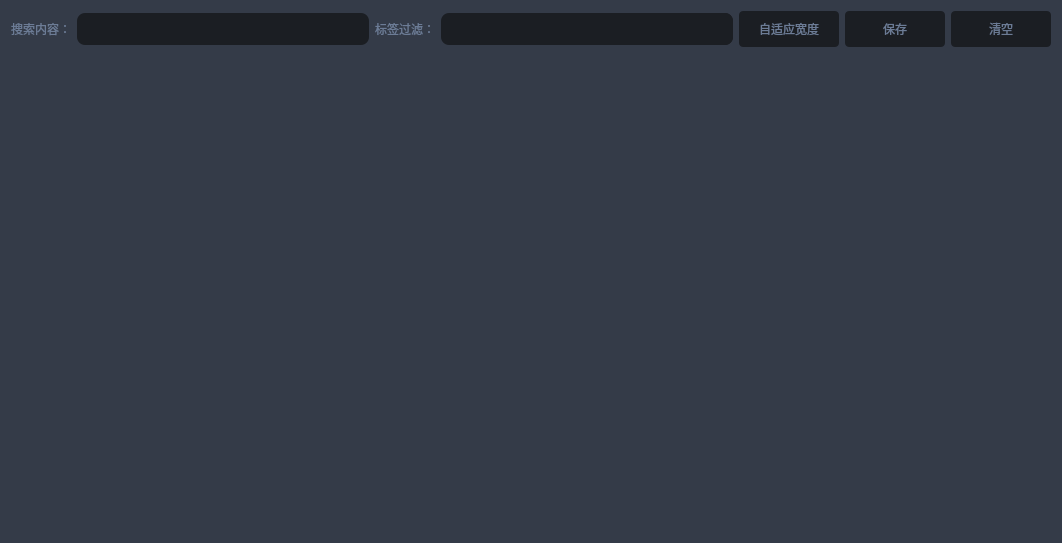
Qt form src/perfcat/pages/profiler/logcat/ui_logtable.ui (kaluluosi/PerformanceCatcher) before a commit.
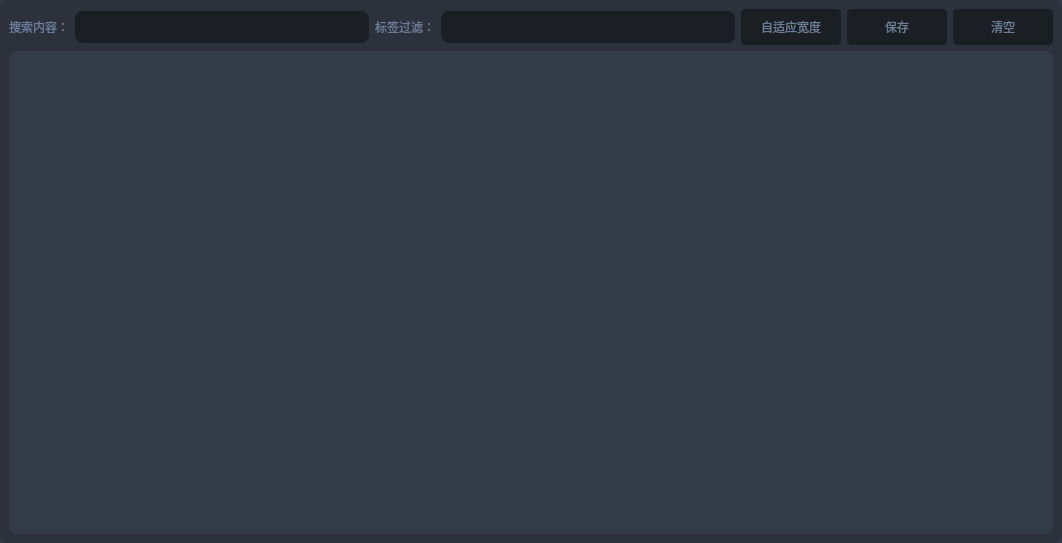
The same form after that commit. Icons and pictures are not drawn.

The edit to the form file:
```diff
--- a/src/perfcat/pages/profiler/logcat/ui_logtable.ui
+++ b/src/perfcat/pages/profiler/logcat/ui_logtable.ui
@@ -43,42 +43,6 @@
        </color>
       </brush>
      </colorrole>
-     <colorrole role="Light">
-      <brush brushstyle="SolidPattern">
-       <color alpha="255">
-        <red>51</red>
-        <green>54</green>
-        <blue>66</blue>
-       </color>
-      </brush>
-     </colorrole>
-     <colorrole role="Midlight">
-      <brush brushstyle="SolidPattern">
-       <color alpha="255">
-        <red>42</red>
-        <green>45</green>
-        <blue>55</blue>
-       </color>
-      </brush>
-     </colorrole>
-     <colorrole role="Dark">
-      <brush brushstyle="SolidPattern">
-       <color alpha="255">
-        <red>17</red>
-        <green>18</green>
-        <blue>22</blue>
-       </color>
-      </brush>
-     </colorrole>
-     <colorrole role="Mid">
-      <brush brushstyle="SolidPattern">
-       <color alpha="255">
-        <red>23</red>
-        <green>24</green>
-        <blue>29</blue>
-       </color>
-      </brush>
-     </colorrole>
      <colorrole role="Text">
       <brush brushstyle="SolidPattern">
        <color alpha="255">
@@ -115,24 +79,6 @@
        </color>
       </brush>
      </colorrole>
-     <colorrole role="Shadow">
-      <brush brushstyle="SolidPattern">
-       <color alpha="255">
-        <red>0</red>
-        <green>0</green>
-        <blue>0</blue>
-       </color>
-      </brush>
-     </colorrole>
-     <colorrole role="AlternateBase">
-      <brush brushstyle="SolidPattern">
-       <color alpha="255">
-        <red>17</red>
-        <green>18</green>
-        <blue>22</blue>
-       </color>
-      </brush>
-     </colorrole>
      <colorrole role="PlaceholderText">
       <brush brushstyle="SolidPattern">
        <color alpha="255">
@@ -162,42 +108,6 @@
        </color>
       </brush>
      </colorrole>
-     <colorrole role="Light">
-      <brush brushstyle="SolidPattern">
-       <color alpha="255">
-        <red>255</red>
-        <green>255</green>
-        <blue>255</blue>
-       </color>
-      </brush>
-     </colorrole>
-     <colorrole role="Midlight">
-      <brush brushstyle="SolidPattern">
-       <color alpha="255">
-        <red>227</red>
-        <green>227</green>
-        <blue>227</blue>
-       </color>
-      </brush>
-     </colorrole>
-     <colorrole role="Dark">
-      <brush brushstyle="SolidPattern">
-       <color alpha="255">
-        <red>160</red>
-        <green>160</green>
-        <blue>160</blue>
-       </color>
-      </brush>
-     </colorrole>
-     <colorrole role="Mid">
-      <brush brushstyle="SolidPattern">
-       <color alpha="255">
-        <red>160</red>
-        <green>160</green>
-        <blue>160</blue>
-       </color>
-      </brush>
-     </colorrole>
      <colorrole role="Text">
       <brush brushstyle="SolidPattern">
        <color alpha="255">
@@ -234,24 +144,6 @@
        </color>
       </brush>
      </colorrole>
-     <colorrole role="Shadow">
-      <brush brushstyle="SolidPattern">
-       <color alpha="255">
-        <red>105</red>
-        <green>105</green>
-        <blue>105</blue>
-       </color>
-      </brush>
-     </colorrole>
-     <colorrole role="AlternateBase">
-      <brush brushstyle="SolidPattern">
-       <color alpha="255">
-        <red>245</red>
-        <green>245</green>
-        <blue>245</blue>
-       </color>
-      </brush>
-     </colorrole>
      <colorrole role="PlaceholderText">
       <brush brushstyle="SolidPattern">
        <color alpha="255">
@@ -281,42 +173,6 @@
        </color>
       </brush>
      </colorrole>
-     <colorrole role="Light">
-      <brush brushstyle="SolidPattern">
-       <color alpha="255">
-        <red>51</red>
-        <green>54</green>
-        <blue>66</blue>
-       </color>
-      </brush>
-     </colorrole>
-     <colorrole role="Midlight">
-      <brush brushstyle="SolidPattern">
-       <color alpha="255">
-        <red>42</red>
-        <green>45</green>
-        <blue>55</blue>
-       </color>
-      </brush>
-     </colorrole>
-     <colorrole role="Dark">
-      <brush brushstyle="SolidPattern">
-       <color alpha="255">
-        <red>17</red>
-        <green>18</green>
-        <blue>22</blue>
-       </color>
-      </brush>
-     </colorrole>
-     <colorrole role="Mid">
-      <brush brushstyle="SolidPattern">
-       <color alpha="255">
-        <red>23</red>
-        <green>24</green>
-        <blue>29</blue>
-       </color>
-      </brush>
-     </colorrole>
      <colorrole role="Text">
       <brush brushstyle="SolidPattern">
        <color alpha="255">
@@ -353,24 +209,6 @@
        </color>
       </brush>
      </colorrole>
-     <colorrole role="Shadow">
-      <brush brushstyle="SolidPattern">
-       <color alpha="255">
-        <red>0</red>
-        <green>0</green>
-        <blue>0</blue>
-       </color>
-      </brush>
-     </colorrole>
-     <colorrole role="AlternateBase">
-      <brush brushstyle="SolidPattern">
-       <color alpha="255">
-        <red>245</red>
-        <green>245</green>
-        <blue>245</blue>
-       </color>
-      </brush>
-     </colorrole>
      <colorrole role="PlaceholderText">
       <brush brushstyle="SolidPattern">
        <color alpha="255">
@@ -1020,8 +858,33 @@
 </string>
   </property>
   <layout class="QVBoxLayout" name="verticalLayout_2">
+   <property name="leftMargin">
+    <number>0</number>
+   </property>
+   <property name="topMargin">
+    <number>0</number>
+   </property>
+   <property name="rightMargin">
+    <number>0</number>
+   </property>
+   <property name="bottomMargin">
+    <number>0</number>
+   </property>
    <item>
+    <widget class="QFrame" name="container">
     <layout class="QVBoxLayout" name="verticalLayout">
+      <property name="leftMargin">
+       <number>9</number>
+      </property>
+      <property name="topMargin">
+       <number>9</number>
+      </property>
+      <property name="rightMargin">
+       <number>9</number>
+      </property>
+      <property name="bottomMargin">
+       <number>9</number>
+      </property>
      <item>
       <layout class="QHBoxLayout" name="horizontalLayout">
        <item>
@@ -3159,6 +3022,7 @@
       </widget>
      </item>
     </layout>
+    </widget>
    </item>
   </layout>
  </widget>
```
Lines whose indentation alone changed are shown as unchanged.
